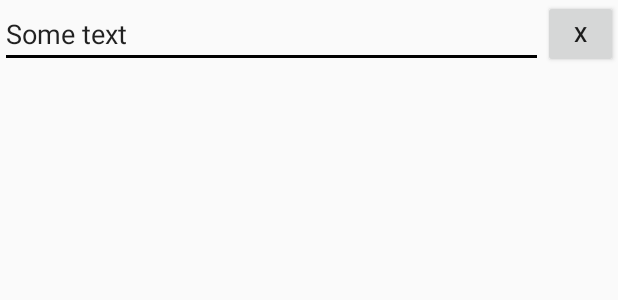
After one commit to dimakaplin/samogon, an Android app: the layout note_list_element.xml on its own in the app's theme, with its tools: preview values and no code run, on a phone screen of 412 x 824 dp. The commit adds this screen. Shown: the top 300 px of the screen. Run offline under Robolectric (Android 15) with nearby library versions, the phone set to English and light mode, and no system bars.

Commit message:
create notes in notes list

```diff
--- a/app/src/main/java/ru/dimakaplin143/samogon/AlcoCalc.java
+++ b/app/src/main/java/ru/dimakaplin143/samogon/AlcoCalc.java
@@ -29,19 +29,19 @@ public class AlcoCalc {
         String checkString = String.format("%.2f",water);
 
         waterVol = regCheck(checkString, water);
-
+        DataStorage.addCalcState("water", waterVol + " л");
         double next = water + volume;
 
         String nextCheckString = String.format("%.2f", next);
 
         nextVol = regCheck(nextCheckString, next);
-
+        DataStorage.addCalcState("outVolume", nextVol + " л");
         double bottles = next / 0.5;
 
         // String bottleCheckString = String.format("%.2f", bottles);
 
         amountBottle = String.format("%.0f", bottles);
-
+        DataStorage.addCalcState("buttle", amountBottle);
     }
 
     public static String regCheck(String checkString, double checkDouble) {
--- a/app/src/main/res/layout/activity_note_list.xml
+++ b/app/src/main/res/layout/activity_note_list.xml
@@ -24,6 +24,7 @@
             android:background="#FFE082"
             android:columnCount="1"
             android:rowCount="7"
+            android:id="@+id/base"
             >
 
         <LinearLayout
--- /dev/null
+++ b/app/src/main/res/layout/note_list_element.xml
@@ -0,0 +1,24 @@
+<?xml version="1.0" encoding="utf-8"?>
+<RelativeLayout xmlns:android="http://schemas.android.com/apk/res/android"
+    android:layout_width="match_parent" android:layout_height="match_parent">
+
+    <EditText
+        android:layout_width="wrap_content"
+        android:layout_height="wrap_content"
+        android:id="@+id/editText"
+        android:layout_alignParentTop="true"
+        android:layout_alignParentLeft="true"
+        android:layout_alignParentStart="true"
+        android:layout_toLeftOf="@+id/button2"
+        android:layout_toStartOf="@+id/button2"
+        android:text="Some text" />
+
+    <Button
+        android:layout_width="50dp"
+        android:layout_height="wrap_content"
+        android:text="X"
+        android:id="@+id/button2"
+        android:layout_alignBottom="@+id/editText"
+        android:layout_alignParentRight="true"
+        android:layout_alignParentEnd="true" />
+</RelativeLayout>
```
Also changed, not shown: app/src/main/java/ru/dimakaplin143/samogon/MainActivity.java (+4 -4 lines), app/src/main/java/ru/dimakaplin143/samogon/NoteList.java (+33 -0 lines).
